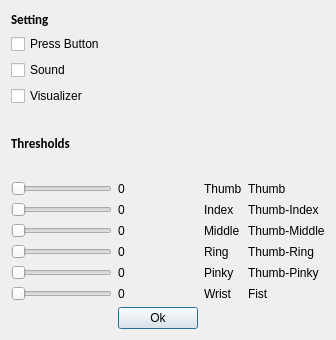
brahimrejeb/Human-Machine-Interface, file hand2key2.ui: the form before one commit.
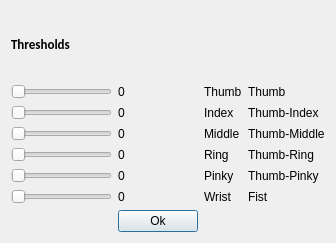
The form after the commit.

```diff
--- a/hand2key2.ui
+++ b/hand2key2.ui
@@ -7,14 +7,60 @@
     <x>0</x>
     <y>0</y>
     <width>336</width>
-    <height>340</height>
+    <height>243</height>
    </rect>
   </property>
   <property name="windowTitle">
    <string>Dialog</string>
   </property>
   <layout class="QGridLayout" name="gridLayout">
-   <item row="2" column="4">
+   <item row="1" column="3">
+    <layout class="QVBoxLayout" name="SimpleModeLayout">
+     <item>
+      <widget class="QLabel" name="ThumbLabel">
+       <property name="text">
+        <string>Thumb</string>
+       </property>
+      </widget>
+     </item>
+     <item>
+      <widget class="QLabel" name="IndexLabel">
+       <property name="text">
+        <string>Index</string>
+       </property>
+      </widget>
+     </item>
+     <item>
+      <widget class="QLabel" name="MiddleLabel">
+       <property name="text">
+        <string>Middle</string>
+       </property>
+      </widget>
+     </item>
+     <item>
+      <widget class="QLabel" name="RingLabel">
+       <property name="text">
+        <string>Ring</string>
+       </property>
+      </widget>
+     </item>
+     <item>
+      <widget class="QLabel" name="PinkyLabel">
+       <property name="text">
+        <string>Pinky</string>
+       </property>
+      </widget>
+     </item>
+     <item>
+      <widget class="QLabel" name="WristLabel">
+       <property name="text">
+        <string>Wrist</string>
+       </property>
+      </widget>
+     </item>
+    </layout>
+   </item>
+   <item row="1" column="4">
     <layout class="QVBoxLayout" name="AdvancedLayout">
      <item>
       <widget class="QLabel" name="ThumbAdvanced">
@@ -60,238 +106,182 @@
      </item>
     </layout>
    </item>
+   <item row="1" column="2">
+    <layout class="QVBoxLayout" name="verticalLayout_2">
+     <item>
+      <widget class="QLabel" name="ThumbThreshValue">
+       <property name="text">
+        <string>0</string>
+       </property>
+      </widget>
+     </item>
+     <item>
+      <widget class="QLabel" name="IndexThreshValue">
+       <property name="text">
+        <string>0</string>
+       </property>
+      </widget>
+     </item>
+     <item>
+      <widget class="QLabel" name="MiddleThreshValue">
+       <property name="text">
+        <string>0</string>
+       </property>
+      </widget>
+     </item>
+     <item>
+      <widget class="QLabel" name="RingThreshValue">
+       <property name="text">
+        <string>0</string>
+       </property>
+      </widget>
+     </item>
+     <item>
+      <widget class="QLabel" name="PinkyThreshValue">
+       <property name="text">
+        <string>0</string>
+       </property>
+      </widget>
+     </item>
+     <item>
+      <widget class="QLabel" name="WristThreshValue">
+       <property name="text">
+        <string>0</string>
+       </property>
+      </widget>
+     </item>
+    </layout>
+   </item>
+   <item row="2" column="2">
+    <layout class="QHBoxLayout" name="horizontalLayout">
+     <item>
+      <widget class="QPushButton" name="Ok">
+       <property name="palette">
+        <palette>
+         <active>
+          <colorrole role="WindowText">
+           <brush brushstyle="SolidPattern">
+            <color alpha="255">
+             <red>0</red>
+             <green>0</green>
+             <blue>0</blue>
+            </color>
+           </brush>
+          </colorrole>
+          <colorrole role="Dark">
+           <brush brushstyle="SolidPattern">
+            <color alpha="255">
+             <red>0</red>
+             <green>170</green>
+             <blue>255</blue>
+            </color>
+           </brush>
+          </colorrole>
+          <colorrole role="Text">
+           <brush brushstyle="SolidPattern">
+            <color alpha="255">
+             <red>0</red>
+             <green>0</green>
+             <blue>0</blue>
+            </color>
+           </brush>
+          </colorrole>
+          <colorrole role="ButtonText">
+           <brush brushstyle="SolidPattern">
+            <color alpha="255">
+             <red>0</red>
+             <green>0</green>
+             <blue>0</blue>
+            </color>
+           </brush>
+          </colorrole>
+         </active>
+         <inactive>
+          <colorrole role="WindowText">
+           <brush brushstyle="SolidPattern">
+            <color alpha="255">
+             <red>0</red>
+             <green>0</green>
+             <blue>0</blue>
+            </color>
+           </brush>
+          </colorrole>
+          <colorrole role="Dark">
+           <brush brushstyle="SolidPattern">
+            <color alpha="255">
+             <red>0</red>
+             <green>170</green>
+             <blue>255</blue>
+            </color>
+           </brush>
+          </colorrole>
+          <colorrole role="Text">
+           <brush brushstyle="SolidPattern">
+            <color alpha="255">
+             <red>0</red>
+             <green>0</green>
+             <blue>0</blue>
+            </color>
+           </brush>
+          </colorrole>
+          <colorrole role="ButtonText">
+           <brush brushstyle="SolidPattern">
+            <color alpha="255">
+             <red>0</red>
+             <green>0</green>
+             <blue>0</blue>
+            </color>
+           </brush>
+          </colorrole>
+         </inactive>
+         <disabled>
+          <colorrole role="WindowText">
+           <brush brushstyle="SolidPattern">
+            <color alpha="255">
+             <red>0</red>
+             <green>170</green>
+             <blue>255</blue>
+            </color>
+           </brush>
+          </colorrole>
+          <colorrole role="Dark">
+           <brush brushstyle="SolidPattern">
+            <color alpha="255">
+             <red>0</red>
+             <green>170</green>
+             <blue>255</blue>
+            </color>
+           </brush>
+          </colorrole>
+          <colorrole role="Text">
+           <brush brushstyle="SolidPattern">
+            <color alpha="255">
+             <red>0</red>
+             <green>170</green>
+             <blue>255</blue>
+            </color>
+           </brush>
+          </colorrole>
+          <colorrole role="ButtonText">
+           <brush brushstyle="SolidPattern">
+            <color alpha="255">
+             <red>0</red>
+             <green>170</green>
+             <blue>255</blue>
+            </color>
+           </brush>
+          </colorrole>
+         </disabled>
+        </palette>
+       </property>
+       <property name="text">
+        <string>Ok</string>
+       </property>
+      </widget>
+     </item>
+    </layout>
+   </item>
    <item row="0" column="0">
-    <layout class="QVBoxLayout" name="SettingLayout">
-     <item>
-      <widget class="QLabel" name="SettingTitle">
-       <property name="palette">
-        <palette>
-         <active>
-          <colorrole role="WindowText">
-           <brush brushstyle="SolidPattern">
-            <color alpha="255">
-             <red>0</red>
-             <green>0</green>
-             <blue>0</blue>
-            </color>
-           </brush>
-          </colorrole>
-          <colorrole role="Dark">
-           <brush brushstyle="SolidPattern">
-            <color alpha="255">
-             <red>23</red>
-             <green>10</green>
-             <blue>160</blue>
-            </color>
-           </brush>
-          </colorrole>
-          <colorrole role="Text">
-           <brush brushstyle="SolidPattern">
-            <color alpha="255">
-             <red>0</red>
-             <green>0</green>
-             <blue>0</blue>
-            </color>
-           </brush>
-          </colorrole>
-          <colorrole role="ButtonText">
-           <brush brushstyle="SolidPattern">
-            <color alpha="255">
-             <red>0</red>
-             <green>0</green>
-             <blue>0</blue>
-            </color>
-           </brush>
-          </colorrole>
-          <colorrole role="Highlight">
-           <brush brushstyle="SolidPattern">
-            <color alpha="255">
-             <red>0</red>
-             <green>0</green>
-             <blue>0</blue>
-            </color>
-           </brush>
-          </colorrole>
-         </active>
-         <inactive>
-          <colorrole role="WindowText">
-           <brush brushstyle="SolidPattern">
-            <color alpha="255">
-             <red>0</red>
-             <green>0</green>
-             <blue>0</blue>
-            </color>
-           </brush>
-          </colorrole>
-          <colorrole role="Dark">
-           <brush brushstyle="SolidPattern">
-            <color alpha="255">
-             <red>23</red>
-             <green>10</green>
-             <blue>160</blue>
-            </color>
-           </brush>
-          </colorrole>
-          <colorrole role="Text">
-           <brush brushstyle="SolidPattern">
-            <color alpha="255">
-             <red>0</red>
-             <green>0</green>
-             <blue>0</blue>
-            </color>
-           </brush>
-          </colorrole>
-          <colorrole role="ButtonText">
-           <brush brushstyle="SolidPattern">
-            <color alpha="255">
-             <red>0</red>
-             <green>0</green>
-             <blue>0</blue>
-            </color>
-           </brush>
-          </colorrole>
-          <colorrole role="Highlight">
-           <brush brushstyle="SolidPattern">
-            <color alpha="255">
-             <red>0</red>
-             <green>0</green>
-             <blue>0</blue>
-            </color>
-           </brush>
-          </colorrole>
-         </inactive>
-         <disabled>
-          <colorrole role="WindowText">
-           <brush brushstyle="SolidPattern">
-            <color alpha="255">
-             <red>23</red>
-             <green>10</green>
-             <blue>160</blue>
-            </color>
-           </brush>
-          </colorrole>
-          <colorrole role="Dark">
-           <brush brushstyle="SolidPattern">
-            <color alpha="255">
-             <red>23</red>
-             <green>10</green>
-             <blue>160</blue>
-            </color>
-           </brush>
-          </colorrole>
-          <colorrole role="Text">
-           <brush brushstyle="SolidPattern">
-            <color alpha="255">
-             <red>23</red>
-             <green>10</green>
-             <blue>160</blue>
-            </color>
-           </brush>
-          </colorrole>
-          <colorrole role="ButtonText">
-           <brush brushstyle="SolidPattern">
-            <color alpha="255">
-             <red>23</red>
-             <green>10</green>
-             <blue>160</blue>
-            </color>
-           </brush>
-          </colorrole>
-          <colorrole role="Highlight">
-           <brush brushstyle="SolidPattern">
-            <color alpha="255">
-             <red>0</red>
-             <green>120</green>
-             <blue>215</blue>
-            </color>
-           </brush>
-          </colorrole>
-         </disabled>
-        </palette>
-       </property>
-       <property name="font">
-        <font>
-         <family>Calibri</family>
-         <pointsize>10</pointsize>
-         <weight>75</weight>
-         <bold>true</bold>
-        </font>
-       </property>
-       <property name="text">
-        <string>Setting</string>
-       </property>
-      </widget>
-     </item>
-     <item>
-      <widget class="QCheckBox" name="PressButton">
-       <property name="text">
-        <string>Press Button</string>
-       </property>
-      </widget>
-     </item>
-     <item>
-      <widget class="QCheckBox" name="Sound">
-       <property name="text">
-        <string>Sound</string>
-       </property>
-      </widget>
-     </item>
-     <item>
-      <widget class="QCheckBox" name="Visualizer">
-       <property name="text">
-        <string>Visualizer</string>
-       </property>
-      </widget>
-     </item>
-    </layout>
-   </item>
-   <item row="2" column="3">
-    <layout class="QVBoxLayout" name="SimpleModeLayout">
-     <item>
-      <widget class="QLabel" name="ThumbLabel">
-       <property name="text">
-        <string>Thumb</string>
-       </property>
-      </widget>
-     </item>
-     <item>
-      <widget class="QLabel" name="IndexLabel">
-       <property name="text">
-        <string>Index</string>
-       </property>
-      </widget>
-     </item>
-     <item>
-      <widget class="QLabel" name="MiddleLabel">
-       <property name="text">
-        <string>Middle</string>
-       </property>
-      </widget>
-     </item>
-     <item>
-      <widget class="QLabel" name="RingLabel">
-       <property name="text">
-        <string>Ring</string>
-       </property>
-      </widget>
-     </item>
-     <item>
-      <widget class="QLabel" name="PinkyLabel">
-       <property name="text">
-        <string>Pinky</string>
-       </property>
-      </widget>
-     </item>
-     <item>
-      <widget class="QLabel" name="WristLabel">
-       <property name="text">
-        <string>Wrist</string>
-       </property>
-      </widget>
-     </item>
-    </layout>
-   </item>
-   <item row="1" column="0">
     <layout class="QVBoxLayout" name="verticalLayout_3">
      <item>
       <widget class="QLabel" name="label">
@@ -310,7 +300,7 @@
      </item>
     </layout>
    </item>
-   <item row="2" column="0" colspan="2">
+   <item row="1" column="0" colspan="2">
     <layout class="QVBoxLayout" name="verticalLayout">
      <item>
       <widget class="QSlider" name="ThumbThresh">
@@ -356,181 +346,6 @@
      </item>
     </layout>
    </item>
-   <item row="2" column="2">
-    <layout class="QVBoxLayout" name="verticalLayout_2">
-     <item>
-      <widget class="QLabel" name="ThumbThreshValue">
-       <property name="text">
-        <string>0</string>
-       </property>
-      </widget>
-     </item>
-     <item>
-      <widget class="QLabel" name="IndexThreshValue">
-       <property name="text">
-        <string>0</string>
-       </property>
-      </widget>
-     </item>
-     <item>
-      <widget class="QLabel" name="MiddleThreshValue">
-       <property name="text">
-        <string>0</string>
-       </property>
-      </widget>
-     </item>
-     <item>
-      <widget class="QLabel" name="RingThreshValue">
-       <property name="text">
-        <string>0</string>
-       </property>
-      </widget>
-     </item>
-     <item>
-      <widget class="QLabel" name="PinkyThreshValue">
-       <property name="text">
-        <string>0</string>
-       </property>
-      </widget>
-     </item>
-     <item>
-      <widget class="QLabel" name="WristThreshValue">
-       <property name="text">
-        <string>0</string>
-       </property>
-      </widget>
-     </item>
-    </layout>
-   </item>
-   <item row="3" column="2">
-    <layout class="QHBoxLayout" name="horizontalLayout">
-     <item>
-      <widget class="QPushButton" name="Ok">
-       <property name="palette">
-        <palette>
-         <active>
-          <colorrole role="WindowText">
-           <brush brushstyle="SolidPattern">
-            <color alpha="255">
-             <red>0</red>
-             <green>0</green>
-             <blue>0</blue>
-            </color>
-           </brush>
-          </colorrole>
-          <colorrole role="Dark">
-           <brush brushstyle="SolidPattern">
-            <color alpha="255">
-             <red>0</red>
-             <green>170</green>
-             <blue>255</blue>
-            </color>
-           </brush>
-          </colorrole>
-          <colorrole role="Text">
-           <brush brushstyle="SolidPattern">
-            <color alpha="255">
-             <red>0</red>
-             <green>0</green>
-             <blue>0</blue>
-            </color>
-           </brush>
-          </colorrole>
-          <colorrole role="ButtonText">
-           <brush brushstyle="SolidPattern">
-            <color alpha="255">
-             <red>0</red>
-             <green>0</green>
-             <blue>0</blue>
-            </color>
-           </brush>
-          </colorrole>
-         </active>
-         <inactive>
-          <colorrole role="WindowText">
-           <brush brushstyle="SolidPattern">
-            <color alpha="255">
-             <red>0</red>
-             <green>0</green>
-             <blue>0</blue>
-            </color>
-           </brush>
-          </colorrole>
-          <colorrole role="Dark">
-           <brush brushstyle="SolidPattern">
-            <color alpha="255">
-             <red>0</red>
-             <green>170</green>
-             <blue>255</blue>
-            </color>
-           </brush>
-          </colorrole>
-          <colorrole role="Text">
-           <brush brushstyle="SolidPattern">
-            <color alpha="255">
-             <red>0</red>
-             <green>0</green>
-             <blue>0</blue>
-            </color>
-           </brush>
-          </colorrole>
-          <colorrole role="ButtonText">
-           <brush brushstyle="SolidPattern">
-            <color alpha="255">
-             <red>0</red>
-             <green>0</green>
-             <blue>0</blue>
-            </color>
-           </brush>
-          </colorrole>
-         </inactive>
-         <disabled>
-          <colorrole role="WindowText">
-           <brush brushstyle="SolidPattern">
-            <color alpha="255">
-             <red>0</red>
-             <green>170</green>
-             <blue>255</blue>
-            </color>
-           </brush>
-          </colorrole>
-          <colorrole role="Dark">
-           <brush brushstyle="SolidPattern">
-            <color alpha="255">
-             <red>0</red>
-             <green>170</green>
-             <blue>255</blue>
-            </color>
-           </brush>
-          </colorrole>
-          <colorrole role="Text">
-           <brush brushstyle="SolidPattern">
-            <color alpha="255">
-             <red>0</red>
-             <green>170</green>
-             <blue>255</blue>
-            </color>
-           </brush>
-          </colorrole>
-          <colorrole role="ButtonText">
-           <brush brushstyle="SolidPattern">
-            <color alpha="255">
-             <red>0</red>
-             <green>170</green>
-             <blue>255</blue>
-            </color>
-           </brush>
-          </colorrole>
-         </disabled>
-        </palette>
-       </property>
-       <property name="text">
-        <string>Ok</string>
-       </property>
-      </widget>
-     </item>
-    </layout>
-   </item>
   </layout>
  </widget>
  <resources/>
```
